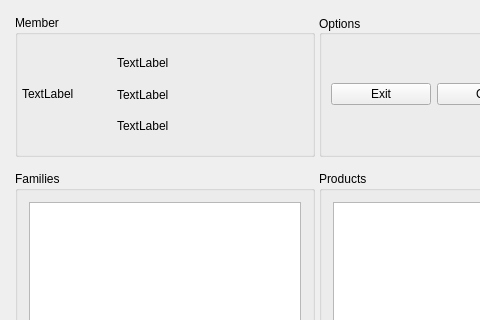
First picture: the form in penyamanager/mainwindow.ui, repository eguzki/penyamanager, before the edit; both pictures show x 0 to 480 and y 0 to 320 of the 1200 by 900 pixel window.
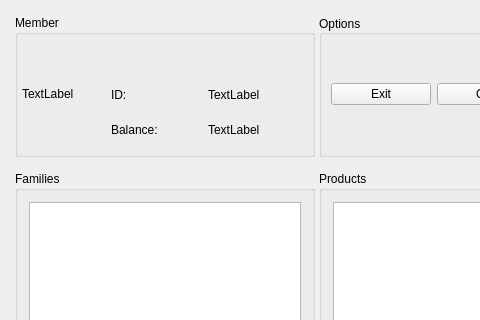
Second picture: the form after the edit.

Commit message: member fetch

The edit to the form file:
```diff
--- a/penyamanager/mainwindow.ui
+++ b/penyamanager/mainwindow.ui
@@ -108,25 +108,96 @@
          <item>
           <widget class="QWidget" name="memberView" native="true">
            <layout class="QVBoxLayout" name="verticalLayout_3">
-            <item>
-             <widget class="QLabel" name="memberIdLabel">
-              <property name="text">
-               <string>TextLabel</string>
-              </property>
-             </widget>
-            </item>
+            <property name="spacing">
+             <number>3</number>
+            </property>
+            <property name="leftMargin">
+             <number>4</number>
+            </property>
+            <property name="topMargin">
+             <number>4</number>
+            </property>
+            <property name="rightMargin">
+             <number>4</number>
+            </property>
+            <property name="bottomMargin">
+             <number>4</number>
+            </property>
             <item>
              <widget class="QLabel" name="memberNameLabel">
               <property name="text">
-               <string>TextLabel</string>
+               <string/>
               </property>
              </widget>
             </item>
             <item>
-             <widget class="QLabel" name="accountInfoLabel">
-              <property name="text">
-               <string>TextLabel</string>
-              </property>
+             <widget class="QWidget" name="memberIdWidget" native="true">
+              <layout class="QHBoxLayout" name="horizontalLayout_2">
+               <property name="spacing">
+                <number>1</number>
+               </property>
+               <property name="leftMargin">
+                <number>1</number>
+               </property>
+               <property name="topMargin">
+                <number>1</number>
+               </property>
+               <property name="rightMargin">
+                <number>1</number>
+               </property>
+               <property name="bottomMargin">
+                <number>1</number>
+               </property>
+               <item>
+                <widget class="QLabel" name="memberIdLabel">
+                 <property name="text">
+                  <string>ID:</string>
+                 </property>
+                </widget>
+               </item>
+               <item>
+                <widget class="QLabel" name="memberIdInfo">
+                 <property name="text">
+                  <string>TextLabel</string>
+                 </property>
+                </widget>
+               </item>
+              </layout>
+             </widget>
+            </item>
+            <item>
+             <widget class="QWidget" name="memberAccountWidget" native="true">
+              <layout class="QHBoxLayout" name="horizontalLayout_7">
+               <property name="spacing">
+                <number>1</number>
+               </property>
+               <property name="leftMargin">
+                <number>1</number>
+               </property>
+               <property name="topMargin">
+                <number>1</number>
+               </property>
+               <property name="rightMargin">
+                <number>1</number>
+               </property>
+               <property name="bottomMargin">
+                <number>1</number>
+               </property>
+               <item>
+                <widget class="QLabel" name="memberBalanceLabel">
+                 <property name="text">
+                  <string>Balance:</string>
+                 </property>
+                </widget>
+               </item>
+               <item>
+                <widget class="QLabel" name="memberBalanceInfo">
+                 <property name="text">
+                  <string>TextLabel</string>
+                 </property>
+                </widget>
+               </item>
+              </layout>
              </widget>
             </item>
            </layout>
```
The commit also changes 30 other files.
